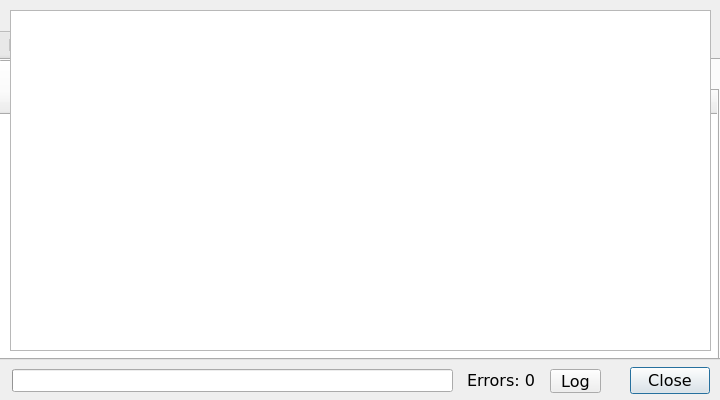
Above: OneLauncher/ui/winAddonManager.ui from JuneStepp/OneLauncher before the change. Below: the same form after it.
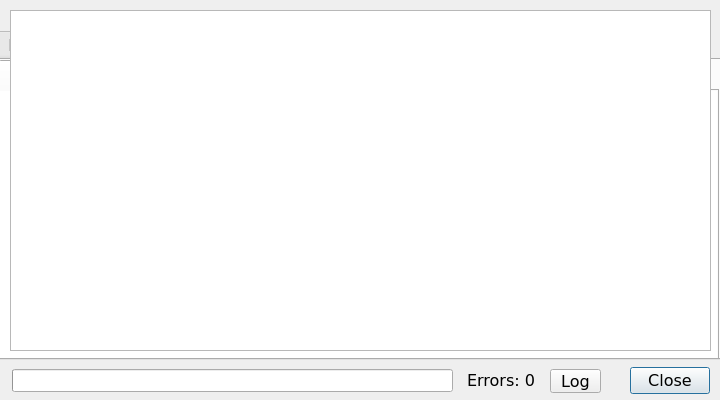
That is the form after the change. The open tabs and pages were chosen to show the change.

Commit message: Fixed buttons in addon manager that overlapped other elements

```diff
--- a/OneLauncher/ui/winAddonManager.ui
+++ b/OneLauncher/ui/winAddonManager.ui
@@ -58,9 +58,9 @@
             <property name="geometry">
                 <rect>
                     <x>650</x>
-                    <y>10</y>
-                    <width>61</width>
-                    <height>41</height>
+                    <y>12</y>
+                    <width>52</width>
+                    <height>36</height>
                 </rect>
             </property>
             <property name="toolTip">
@@ -403,7 +403,7 @@
                                 <bool>true</bool>
                             </property>
                             <attribute name="horizontalHeaderVisible">
-                                <bool>true</bool>
+                                <bool>false</bool>
                             </attribute>
                             <attribute name="horizontalHeaderCascadingSectionResizes">
                                 <bool>false</bool>
@@ -682,7 +682,7 @@
             <property name="geometry">
                 <rect>
                     <x>684</x>
-                    <y>59</y>
+                    <y>56</y>
                     <width>23</width>
                     <height>20</height>
                 </rect>
@@ -704,9 +704,9 @@
             <property name="geometry">
                 <rect>
                     <x>576</x>
-                    <y>59</y>
+                    <y>57</y>
                     <width>97</width>
-                    <height>20</height>
+                    <height>18</height>
                 </rect>
             </property>
             <property name="toolTip">
```
Left out of the diff: 14 changed lines with no effect on the pictures.
